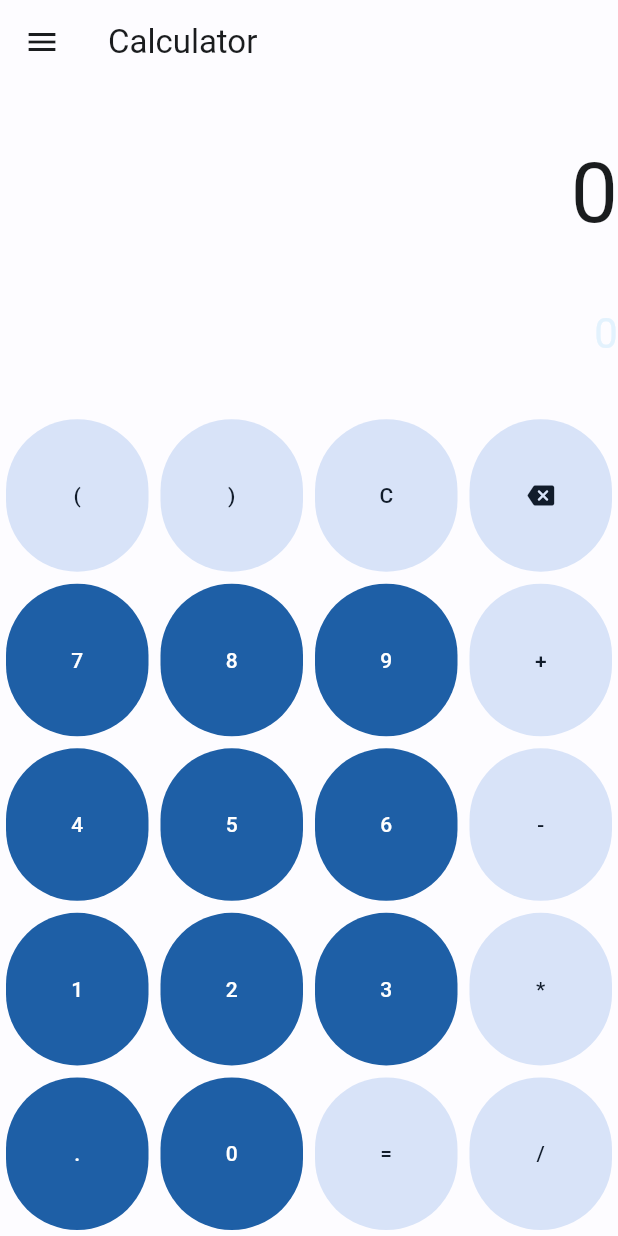
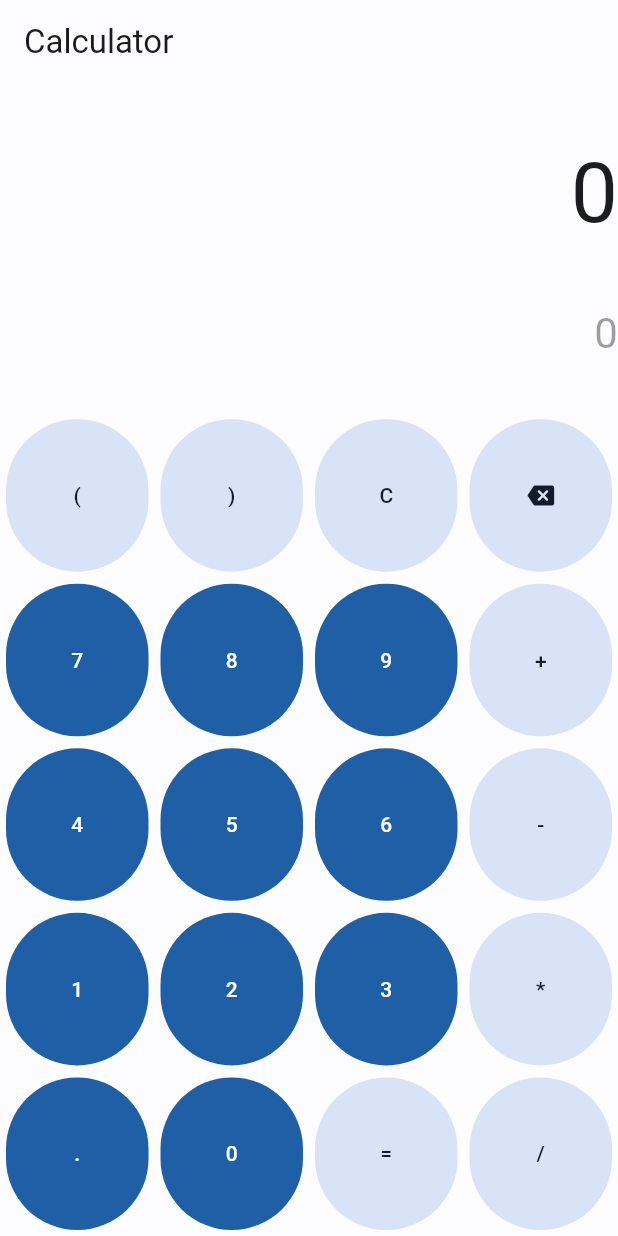
Before and after one commit to GabrielZrilic/flutter_calc, a Flutter app: the screen it shows after launch, on a phone screen of 412 x 824 dp. Run offline on Flutter 3.47's test engine with Material 3 defaults, Android fonts, the phone set to English and light mode, and no system bars; missing offline and left inert: function_tree.

Commit message:
final commit

```diff
--- a/lib/main.dart
+++ b/lib/main.dart
@@ -1,24 +1,13 @@
 import 'package:flutter/material.dart';
-import 'package:kalkulator/providers/area_calc_provider.dart';
 import 'package:kalkulator/providers/basic_calc_provider.dart';
-import 'package:kalkulator/providers/drawer_provider.dart';
-import 'package:kalkulator/providers/lenght_calc_provider.dart';
-import 'package:kalkulator/providers/mass_calc_provider.dart';
-import 'package:kalkulator/providers/speed_calc_provider.dart';
-import 'package:kalkulator/providers/time_calc_provider.dart';
+import 'package:kalkulator/screens/basic_calc_screen.dart';
 import 'package:kalkulator/themes/blue.dart';
 import 'package:provider/provider.dart';
 
 void main() {
   runApp(MultiProvider(providers: [
-    ChangeNotifierProvider(create: (_) => DrawerProvider()),
-    ChangeNotifierProvider(create: (_) => BasicCalcProvider()),
-    ChangeNotifierProvider(create: (_) => AreaCalcProvider()),
-    ChangeNotifierProvider(create: (_) => LenghtCalcProvider()),
-    ChangeNotifierProvider(create: (_) => MassCalcProvider()),
-    ChangeNotifierProvider(create: (_) => SpeedCalcProvider()),
-    ChangeNotifierProvider(create: (_) => TimeCalcProvider()),
-  ], child: MainApp()));
+    ChangeNotifierProvider(create: (_) => BasicCalcProvider())
+  ], child: const MainApp()));
 }
 
 class MainApp extends StatelessWidget {
@@ -26,7 +15,6 @@ class MainApp extends StatelessWidget {
 
   @override
   Widget build(BuildContext context) {
-    final provider = Provider.of<DrawerProvider>(context);
 
     return MaterialApp(
       theme: ThemeData(useMaterial3: true, colorScheme: lightBlueScheme),
@@ -34,28 +22,7 @@ class MainApp extends StatelessWidget {
       debugShowCheckedModeBanner: false,
       home: Scaffold(
         appBar: AppBar(title: const Text('Calculator')),
-        body: Center(child: provider.getSelectedScreen()),
-        drawer: NavigationDrawer(
-            onDestinationSelected: provider.changePage,
-            selectedIndex: provider.selectedIndex,
-            children: const [
-              Padding(
-                padding: EdgeInsets.fromLTRB(28, 16, 16, 10),
-                child: Text('Header'),
-              ),
-              NavigationDrawerDestination(
-                  icon: Icon(Icons.add_box), label: Text('Basic')),
-              NavigationDrawerDestination(
-                  icon: Icon(Icons.abc), label: Text('Area')),
-              NavigationDrawerDestination(
-                  icon: Icon(Icons.abc), label: Text('Lenght')),
-              NavigationDrawerDestination(
-                  icon: Icon(Icons.abc), label: Text('Mass')),
-              NavigationDrawerDestination(
-                  icon: Icon(Icons.abc), label: Text('Speed')),
-              NavigationDrawerDestination(
-                  icon: Icon(Icons.timer), label: Text('Time')),
-            ]),
+        body: const Center(child: BasicCalcScreen()),
       ),
     );
   }
--- a/lib/providers/area_calc_provider.dart
+++ /dev/null
@@ -1,4 +0,0 @@
-import 'package:flutter/material.dart';
-
-class AreaCalcProvider extends ChangeNotifier {
-}
--- a/lib/providers/drawer_provider.dart
+++ /dev/null
@@ -1,30 +0,0 @@
-import 'package:flutter/material.dart';
-import 'package:kalkulator/screens/area_calc_screen.dart';
-import 'package:kalkulator/screens/basic_calc_screen.dart';
-import 'package:kalkulator/screens/lenght_calc_screen.dart';
-import 'package:kalkulator/screens/mass_calc_screen.dart';
-import 'package:kalkulator/screens/speed_calc_screen.dart';
-import 'package:kalkulator/screens/time_calc_screen.dart';
-
-class DrawerProvider extends ChangeNotifier {
-  int selectedIndex = 0;
-  static const List<Widget> _widgetOptions = <Widget>[
-    BasicCalcScreen(),
-    AreaCalcScreen(),
-    LenghtCalcScreen(),
-    MassClacScreen(),
-    SpeedCalcScreen(),
-    TimeCalcScreen()
-  ];
-
-  String screenTitle = 'Calculator';
-
-  void changePage(int index) {
-    selectedIndex = index;
-    notifyListeners();
-  }
-
-  Widget getSelectedScreen() {
-    return _widgetOptions[selectedIndex];
-  }
-}
--- a/lib/providers/lenght_calc_provider.dart
+++ /dev/null
@@ -1,4 +0,0 @@
-import 'package:flutter/material.dart';
-
-class LenghtCalcProvider extends ChangeNotifier {
-}
--- a/lib/providers/mass_calc_provider.dart
+++ /dev/null
@@ -1,4 +0,0 @@
-import 'package:flutter/material.dart';
-
-class MassCalcProvider extends ChangeNotifier {
-}
--- a/lib/providers/speed_calc_provider.dart
+++ /dev/null
@@ -1,4 +0,0 @@
-import 'package:flutter/material.dart';
-
-class SpeedCalcProvider extends ChangeNotifier {
-}
--- a/lib/providers/time_calc_provider.dart
+++ /dev/null
@@ -1,4 +0,0 @@
-import 'package:flutter/material.dart';
-
-class TimeCalcProvider extends ChangeNotifier {
-}
--- a/lib/screens/basic_calc_screen.dart
+++ b/lib/screens/basic_calc_screen.dart
@@ -37,7 +37,7 @@ class BasicCalcScreen extends StatelessWidget {
                         provider.resultString,
                         textScaler: const TextScaler.linear(2),
                         style: TextStyle(
-                            color: Theme.of(context).secondaryHeaderColor),
+                            color: Theme.of(context).disabledColor),
                       )),
                 ],
               )),
--- a/pubspec.yaml
+++ b/pubspec.yaml
@@ -9,6 +9,7 @@ environment:
 dependencies:
   flutter:
     sdk: flutter
+  flutter_math_fork: ^0.7.2
   function_tree: ^0.9.1
   go_router: ^13.0.0
   provider: ^6.1.1
```
Also changed, not shown: lib/screens/area_calc_screen.dart (deleted, +0 -10 lines), lib/screens/lenght_calc_screen.dart (deleted, +0 -10 lines), lib/screens/mass_calc_screen.dart (deleted, +0 -10 lines), lib/screens/speed_calc_screen.dart (deleted, +0 -10 lines), lib/screens/time_calc_screen.dart (deleted, +0 -10 lines), pubspec.lock.
